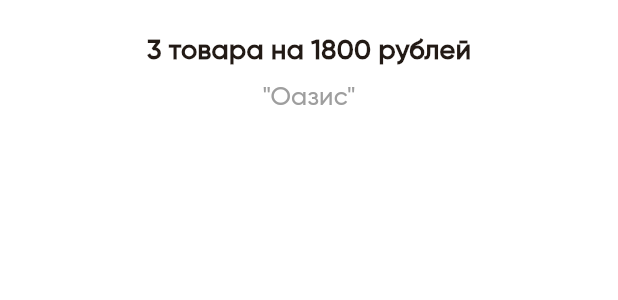
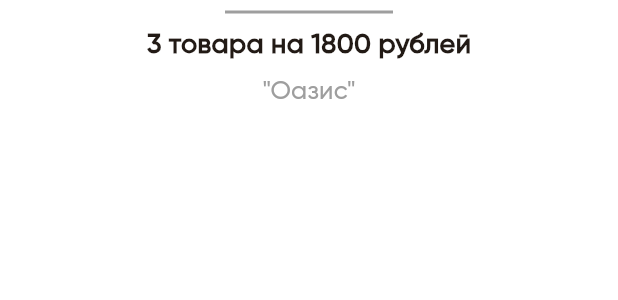
Before and after one commit to Krapotur/snack_time, a Flutter app: the AppbarOrder widget shown alone on an empty page, opened directly, on a phone screen of 412 x 824 dp. Shown: the top 300 px of the screen. Run offline on Flutter 3.47's test engine with Material 3 defaults, Android fonts, the phone set to English and light mode, and no system bars; our stand-ins replace auto_route, dio, flutter_bloc, font_awesome_flutter; network calls fail.

Commit message:
Edit floatactionbutton for basket

```diff
--- a/lib/features/basket/widgets/appbar_order.dart
+++ b/lib/features/basket/widgets/appbar_order.dart
@@ -9,7 +9,7 @@ class AppbarOrder extends StatelessWidget {
   Widget build(BuildContext context) {
     final theme = Theme.of(context);
     return Container(
-      padding: const EdgeInsets.all(20),
+      padding: const EdgeInsets.only(left: 20, right: 20, bottom: 20),
       decoration: const BoxDecoration(
         color: Colors.white,
         borderRadius: BorderRadiusDirectional.vertical(
@@ -21,6 +21,12 @@ class AppbarOrder extends StatelessWidget {
         child: Column(
           crossAxisAlignment: CrossAxisAlignment.center,
           children: [
+            const Divider(
+              thickness: 2,
+              indent: 130,
+              endIndent: 130,
+              color: Colors.grey,
+            ),
             const Text(
               '3 товара на 1800 рублей',
               style: TextStyle(fontSize: 18, fontWeight: FontWeight.bold),
--- a/lib/features/basket/widgets/card_list.dart
+++ b/lib/features/basket/widgets/card_list.dart
@@ -16,7 +16,7 @@ class CardsList extends StatelessWidget {
             SliverPadding(
               padding: const EdgeInsets.only(bottom: 8.0),
               sliver: SliverList.separated(
-                itemCount: 5,
+                itemCount: 3,
                 separatorBuilder: (context, i) => const Divider(
                   color: Colors.grey,
                   thickness: 0.2,
--- a/lib/features/home/view/home_screen.dart
+++ b/lib/features/home/view/home_screen.dart
@@ -54,6 +54,8 @@ class _HomeScreenState extends State<HomeScreen> {
             }
             return const SizedBox.shrink();
           }),
+          floatingActionButtonLocation:
+              FloatingActionButtonLocation.centerDocked,
         );
       },
     );
--- a/lib/features/restaurant/view/restaurant_screen.dart
+++ b/lib/features/restaurant/view/restaurant_screen.dart
@@ -49,7 +49,6 @@ class RestaurantScreenState extends State<RestaurantScreen> {
               preferredSize: const Size.fromHeight(125),
               child: GestureDetector(
                   child: Container(
-                    padding: const EdgeInsets.only(top: 20),
                     color: Colors.white,
                     child: Column(
                       children: [
--- a/lib/features/restaurant/widgets/appbar_image.dart
+++ b/lib/features/restaurant/widgets/appbar_image.dart
@@ -18,7 +18,7 @@ class AppBarImage extends StatelessWidget {
       backgroundColor: Colors.white,
       pinned: false,
       floating: false,
-      expandedHeight: 160,
+      expandedHeight: 180,
       flexibleSpace: FlexibleSpaceBar(
         background: DecoratedBox(
           position: DecorationPosition.foreground,
@@ -26,7 +26,7 @@ class AppBarImage extends StatelessWidget {
             gradient: LinearGradient(
               begin: Alignment.bottomCenter,
               end: Alignment.center,
-              colors: <Color>[Colors.white, Colors.transparent],
+              colors: <Color>[Colors.white],
             ),
           ),
           child: Image.network(
--- a/lib/features/restaurant/widgets/title_category.dart
+++ b/lib/features/restaurant/widgets/title_category.dart
@@ -17,6 +17,7 @@ class TitleCategory extends StatelessWidget {
     return Text(
       _categories[index],
       style: TextStyle(
+          fontFamily: 'Playfair',
           color: categoryTitle == _categories[index]
               ? Theme.of(context).primaryColor
               : Colors.grey,
--- a/lib/features/restaurant_list/view/restaurant_list_screen.dart
+++ b/lib/features/restaurant_list/view/restaurant_list_screen.dart
@@ -19,11 +19,6 @@ class RestaurantListScreen extends StatefulWidget {
 class _RestaurantListScreenState extends State<RestaurantListScreen> {
   List<Kitchen> _kitchens = [];
   String title = '';
-
-  @override
-  void initState() {
-    super.initState();
-  }
 
   @override
   Widget build(BuildContext context) {
@@ -116,7 +111,6 @@ class _RestaurantListScreenState extends State<RestaurantListScreen> {
                   child: LoadingFailureWidget(),
                 );
               }
-
               return const SliverFillRemaining(
                 child: LoadingFailureWidget(),
               );
--- a/lib/features/restaurant_list/widgets/card_sliver_list.dart
+++ b/lib/features/restaurant_list/widgets/card_sliver_list.dart
@@ -27,6 +27,7 @@ class CardSliverList extends StatelessWidget {
               kitchenTitle: _getKitchenTitle(restaurantsList[i])));
         },
         child: Card(
+          margin: const EdgeInsets.symmetric(vertical: 3, horizontal: 8),
           elevation: 5,
           color: Colors.white,
           surfaceTintColor: Colors.white,
--- a/pubspec.yaml
+++ b/pubspec.yaml
@@ -39,6 +39,7 @@ dependencies:
   logger: ^2.4.0
   get_it: ^8.0.0
   flutter_bloc: ^8.1.6
+  font_awesome_flutter: ^10.7.0
 
 dev_dependencies:
   flutter_test:
```
Also changed, not shown: lib/features/home/widgets/float_action_button.dart (+58 -16 lines), pubspec.lock.
